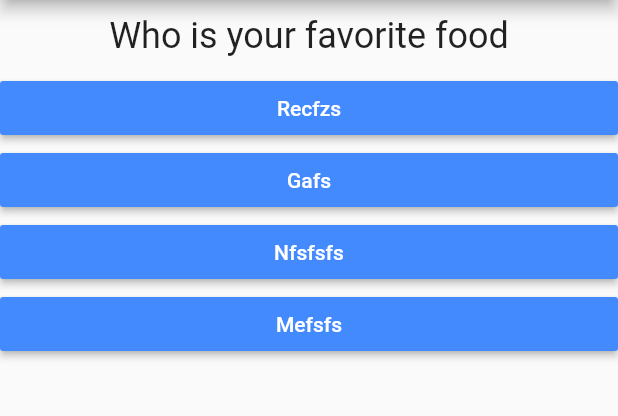
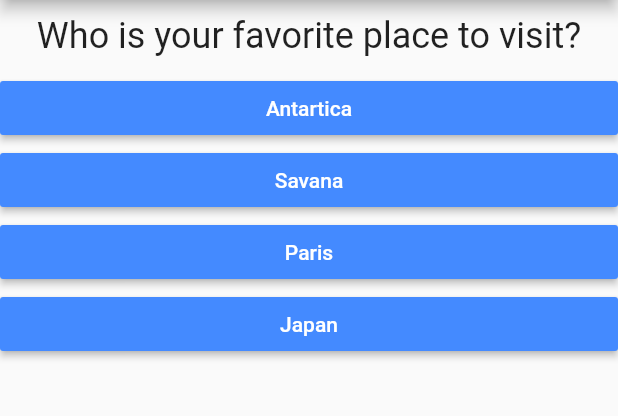
Before and after one commit to Amit-KumarOO7/Personality-Test-App, a Flutter app: the screen it shows after launch, after a tap on "Black", after a tap on "Snake", on a phone screen of 412 x 824 dp, the part 84-500 px from its top. Run offline on Flutter 3.47's test engine with Material 2 defaults, Android fonts, the phone set to English and light mode, and no system bars.

Commit message:
final changes done

```diff
--- a/lib/main.dart
+++ b/lib/main.dart
@@ -37,12 +37,12 @@ class _MyAppState extends State<MyApp> {
       ],
     },
     {
-      'questionText': 'Who is your favorite food',
+      'questionText': 'Who is your favorite place to visit?',
       'answers': [
-        {'text': 'Recfzs', 'score': 1},
-        {'text': 'Gafs', 'score': 2},
-        {'text': 'Nfsfsfs', 'score': 3},
-        {'text': 'Mefsfs', 'score': 4}
+        {'text': 'Antartica', 'score': 1},
+        {'text': 'Savana', 'score': 2},
+        {'text': 'Paris', 'score': 3},
+        {'text': 'Japan', 'score': 4}
       ],
     },
   ];
```
